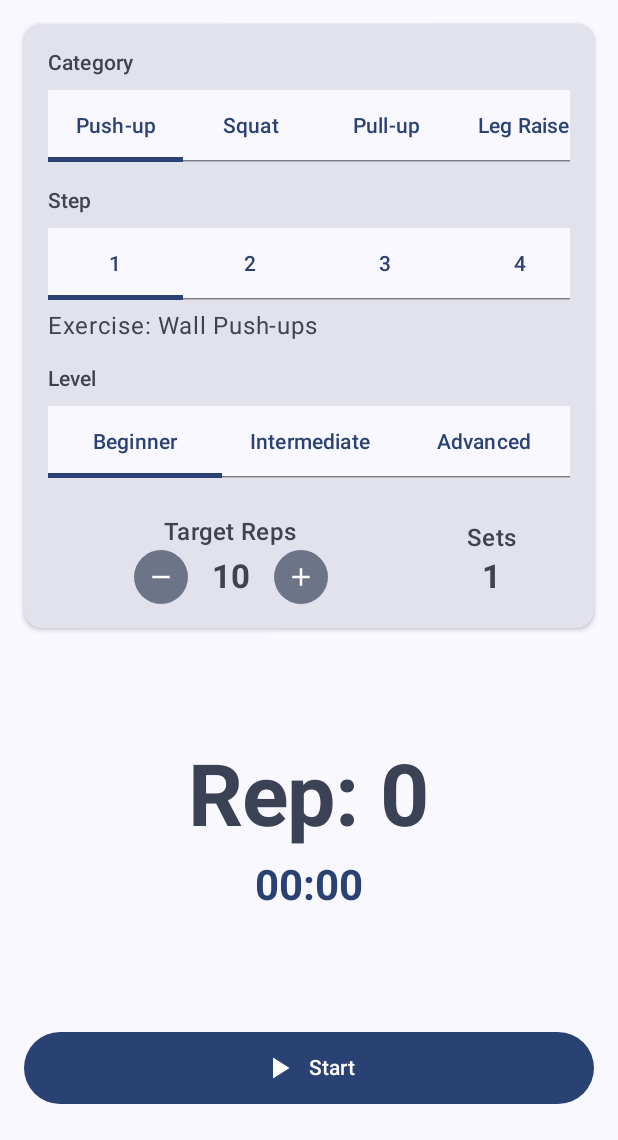
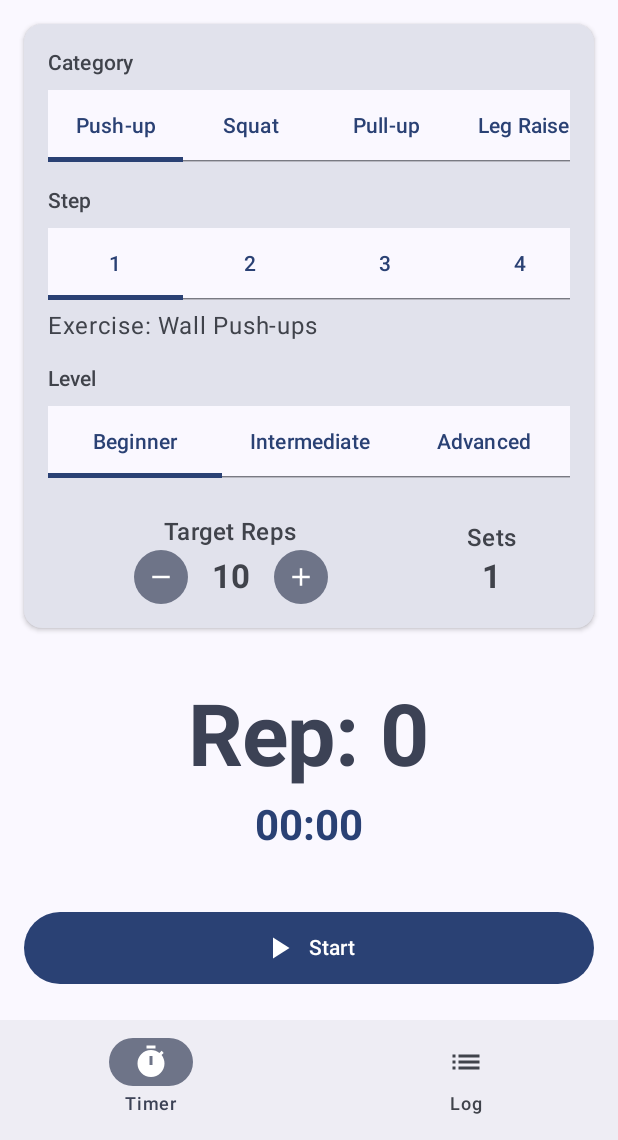
Before and after one commit to matsudo840/conviction-timer-app, an Android app built with Jetpack Compose: the screen it shows after launch (MainActivity), on a phone screen of 412 x 824 dp, the part 96-1236 px from its top. Run offline under Robolectric (Android 15) with nearby library versions, the phone set to English and light mode, and no system bars; our stand-ins replace livedata-compose.

Commit message:
feat: log

```diff
--- a/app/build.gradle.kts
+++ b/app/build.gradle.kts
@@ -67,4 +67,5 @@ dependencies {
     androidTestImplementation("androidx.compose.ui:ui-test-junit4")
     debugImplementation("androidx.compose.ui:ui-tooling")
     debugImplementation("androidx.compose.ui:ui-test-manifest")
+    implementation("androidx.navigation:navigation-compose:2.7.7")
 }
--- a/app/src/main/java/com/example/convicttimer/MainActivity.kt
+++ b/app/src/main/java/com/example/convicttimer/MainActivity.kt
@@ -23,7 +23,12 @@ import androidx.compose.ui.text.font.FontWeight
 import androidx.compose.ui.tooling.preview.Preview
 import androidx.compose.ui.unit.dp
 import androidx.lifecycle.viewmodel.compose.viewModel
+import androidx.navigation.compose.NavHost
+import androidx.navigation.compose.composable
+import androidx.navigation.compose.rememberNavController
 import com.example.convicttimer.ui.theme.ConvictTimerTheme
+
+import androidx.navigation.compose.currentBackStackEntryAsState
 
 class MainActivity : ComponentActivity() {
     override fun onCreate(savedInstanceState: Bundle?) {
@@ -34,7 +39,7 @@ class MainActivity : ComponentActivity() {
                     modifier = Modifier.fillMaxSize(),
                     color = MaterialTheme.colorScheme.background
                 ) {
-                    ConvictionTimerScreen()
+                    MainScreen()
                 }
             }
         }
@@ -43,13 +48,12 @@ class MainActivity : ComponentActivity() {
 
 @OptIn(ExperimentalMaterial3Api::class)
 @Composable
-fun ConvictionTimerScreen(timerViewModel: TimerViewModel = viewModel(factory = TimerViewModelFactory(
+fun MainScreen() {
+    val navController = rememberNavController()
+    val timerViewModel: TimerViewModel = viewModel(factory = TimerViewModelFactory(
         LocalContext.current.applicationContext as Application,
         TimerRepository(LocalContext.current.applicationContext as Application)
-))) {
-    val timerText by timerViewModel.timerText.observeAsState("00:00")
-    val currentRep by timerViewModel.currentRep.observeAsState(0)
-    val isRunning by timerViewModel.isRunning.observeAsState(false)
+    ))
 
     Scaffold(
         topBar = {
@@ -60,12 +64,43 @@ fun ConvictionTimerScreen(timerViewModel: TimerViewModel = viewModel(factory = T
                     titleContentColor = MaterialTheme.colorScheme.onPrimaryContainer
                 )
             )
+        },
+        bottomBar = {
+            val navBackStackEntry by navController.currentBackStackEntryAsState()
+            val currentDestination = navBackStackEntry?.destination
+
+            NavigationBar {
+                NavigationBarItem(
+                    icon = { Icon(Icons.Filled.Timer, contentDescription = "Timer") },
+                    label = { Text("Timer") },
+                    selected = currentDestination?.route == "timer",
+                    onClick = { navController.navigate("timer") }
+                )
+                NavigationBarItem(
+                    icon = { Icon(Icons.Filled.List, contentDescription = "Log") },
+                    label = { Text("Log") },
+                    selected = currentDestination?.route == "log",
+                    onClick = { navController.navigate("log") }
+                )
+            }
         }
     ) { paddingValues ->
+        NavHost(navController = navController, startDestination = "timer", modifier = Modifier.padding(paddingValues)) {
+            composable("timer") { ConvictionTimerScreen(timerViewModel = timerViewModel) }
+            composable("log") { ExerciseLogScreen(timerViewModel = timerViewModel) }
+        }
+    }
+}
+
+@Composable
+fun ConvictionTimerScreen(timerViewModel: TimerViewModel) {
+    val timerText by timerViewModel.timerText.observeAsState("00:00")
+    val currentRep by timerViewModel.currentRep.observeAsState(0)
+    val isRunning by timerViewModel.isRunning.observeAsState(false)
+
     Column(
         modifier = Modifier
             .fillMaxSize()
-                .padding(paddingValues)
             .padding(horizontal = 16.dp),
         horizontalAlignment = Alignment.CenterHorizontally
     ) {
@@ -91,7 +126,6 @@ fun ConvictionTimerScreen(timerViewModel: TimerViewModel = viewModel(factory = T
 
         // Spacer at the bottom for padding
         Spacer(modifier = Modifier.height(24.dp))
-        }
     }
 }
 
@@ -357,6 +391,6 @@ fun TimerControls(
 @Composable
 fun PreviewConvictionTimerScreen() {
     ConvictTimerTheme {
-        ConvictionTimerScreen()
+        MainScreen()
     }
 }
--- a/app/src/main/java/com/example/convicttimer/TimerViewModel.kt
+++ b/app/src/main/java/com/example/convicttimer/TimerViewModel.kt
@@ -71,7 +71,11 @@ class TimerViewModel(
     private val _sets = MutableStateFlow(0)
     val sets: StateFlow<Int> = _sets.asStateFlow()
 
+    private val _exercises = MutableStateFlow<List<Exercise>>(emptyList())
+    val exercises: StateFlow<List<Exercise>> = _exercises.asStateFlow()
 
+    private val _trainingLogs = MutableStateFlow<List<TrainingLog>>(emptyList())
+    val trainingLogs: StateFlow<List<TrainingLog>> = _trainingLogs.asStateFlow()
 
     init {
         tts = TextToSpeech(getApplication(), this)
@@ -95,6 +99,8 @@ class TimerViewModel(
     private fun loadInitialData() {
         viewModelScope.launch {
             repository.loadExercises()
+            _exercises.value = repository.getExercises()
+            _trainingLogs.value = repository.loadTrainingLogs()
             val categories = repository.getCategories()
             _categories.value = categories
 
@@ -289,6 +295,7 @@ class TimerViewModel(
                         _selectedStep.value.toInt(),
                         currentTotalReps
                     )
+                    _trainingLogs.value = repository.loadTrainingLogs()
                 }
             }
         }
@@ -297,6 +304,19 @@ class TimerViewModel(
     fun stopTimer() {
         timerJob?.cancel()
         _isRunning.value = false
+
+        val repsCompleted = (_currentRep.value ?: 0) - 1
+        if (repsCompleted >= 0) {
+            viewModelScope.launch {
+                repository.saveTrainingLog(
+                    _selectedCategory.value,
+                    _selectedStep.value.toInt(),
+                    repsCompleted
+                )
+                _trainingLogs.value = repository.loadTrainingLogs()
+            }
+        }
+
         _timerText.value = "00:00"
         _currentRep.value = 0
         startTime = 0L
```
Also changed, not shown: app/src/main/java/com/example/convicttimer/ExerciseLogScreen.kt (added, +31 -0 lines), app/src/main/java/com/example/convicttimer/TimerRepository.kt (+45 -1 lines), app/src/main/java/com/example/convicttimer/TrainingLog.kt (added, +8 -0 lines). Lines whose indentation alone changed are shown as unchanged.
